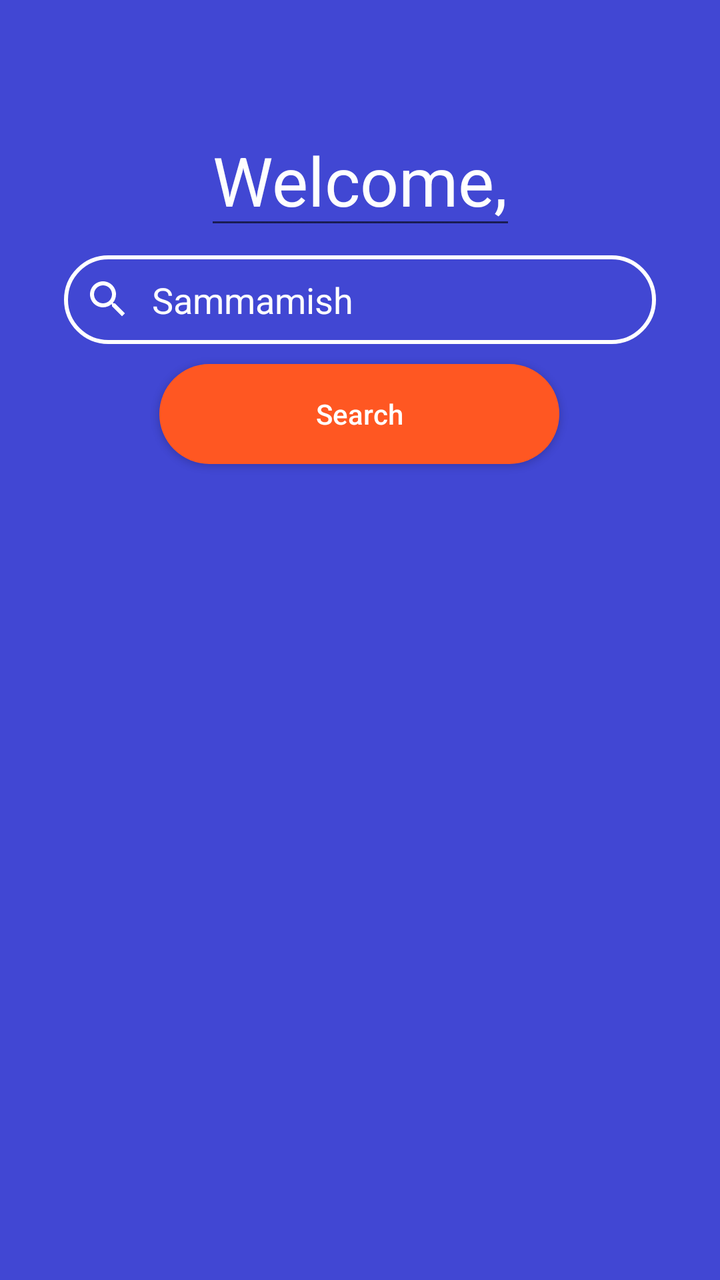
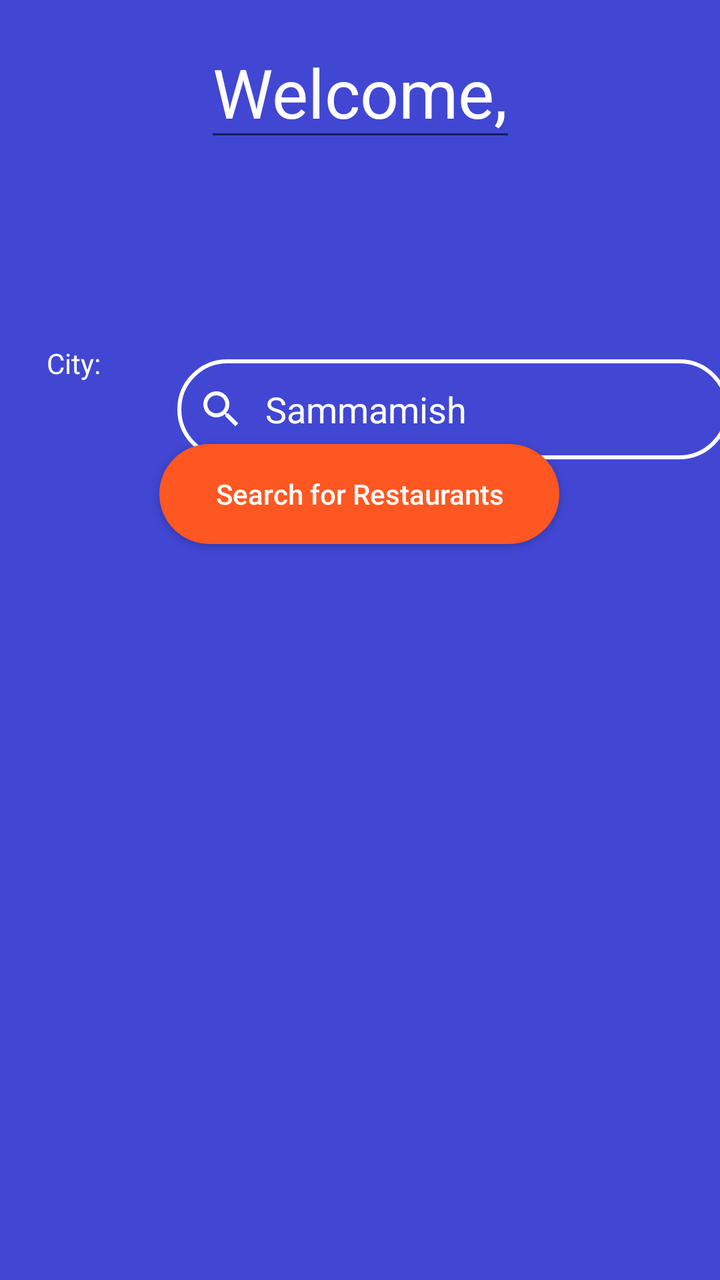

An Android layout rendered at two revisions. The XML below is the earlier revision; the diff shows what the commit changed to produce the second picture.
<!-- AndroidManifest.xml: application theme Theme.ALLERGICATEVersion2 -->
<!-- res/layout/activity_home_screen.xml -->
<?xml version="1.0" encoding="utf-8"?>
<androidx.constraintlayout.widget.ConstraintLayout xmlns:android="http://schemas.android.com/apk/res/android"
    xmlns:app="http://schemas.android.com/apk/res-auto"
    xmlns:tools="http://schemas.android.com/tools"
    android:layout_width="match_parent"
    android:layout_height="match_parent"
    android:background="#4147D3"
    tools:context=".HomeScreen">

    <com.google.android.material.textfield.TextInputEditText
        android:id="@+id/welcomeText"
        android:layout_width="wrap_content"
        android:layout_height="wrap_content"
        android:text="Welcome,"
        android:textColor="#FEFEFE"
        android:textSize="34sp"
        app:layout_constraintBottom_toBottomOf="parent"
        app:layout_constraintEnd_toEndOf="parent"
        app:layout_constraintStart_toStartOf="parent"
        app:layout_constraintTop_toTopOf="parent"
        app:layout_constraintVertical_bias="0.099" />

    <com.google.android.material.textfield.TextInputEditText
        android:id="@+id/search_bar"
        android:layout_width="0dp"
        android:layout_height="wrap_content"
        android:layout_marginStart="32dp"
        android:layout_marginTop="8dp"
        android:layout_marginEnd="32dp"
        android:background="@drawable/input_bg"
        android:drawableLeft="@drawable/baseline_search_24"
        android:drawablePadding="10dp"
        android:ems="10"
        android:hint="Search"
        android:inputType="textPersonName"
        android:paddingLeft="10dp"
        android:paddingTop="10dp"
        android:paddingRight="10dp"
        android:paddingBottom="10dp"
        android:text="Sammamish"
        android:textColor="#FEFEFE"
        android:textColorHint="#FEFEFE"
        app:layout_constraintEnd_toEndOf="parent"
        app:layout_constraintHorizontal_bias="0.0"
        app:layout_constraintStart_toStartOf="parent"
        app:layout_constraintTop_toBottomOf="@+id/welcomeText"
        tools:ignore="MissingConstraints" />

    <Button
        android:id="@+id/btnSearch"
        android:layout_width="200dp"
        android:layout_height="50dp"
        android:layout_marginStart="32dp"
        android:layout_marginEnd="32dp"
        android:layout_marginBottom="408dp"
        android:background="@drawable/btn_bg"
        android:text="Search"
        android:textAllCaps="false"
        android:textColor="@color/white"
        android:tintMode="src_in"
        app:layout_constraintBottom_toBottomOf="parent"
        app:layout_constraintEnd_toEndOf="parent"
        app:layout_constraintHorizontal_bias="0.496"
        app:layout_constraintStart_toStartOf="parent" />

</androidx.constraintlayout.widget.ConstraintLayout>
<!-- resources referenced by this layout -->
<resources>
  <color name="white">#FFFFFFFF</color>
  <!-- drawable baseline_search_24 (drawable) -->
  <vector android:autoMirrored="true" android:height="24dp"
      android:tint="#FFFFFF" android:viewportHeight="24"
      android:viewportWidth="24" android:width="24dp" xmlns:android="http://schemas.android.com/apk/res/android">
      <path android:fillColor="@android:color/white" android:pathData="M15.5,14h-0.79l-0.28,-0.27C15.41,12.59 16,11.11 16,9.5 16,5.91 13.09,3 9.5,3S3,5.91 3,9.5 5.91,16 9.5,16c1.61,0 3.09,-0.59 4.23,-1.57l0.27,0.28v0.79l5,4.99L20.49,19l-4.99,-5zM9.5,14C7.01,14 5,11.99 5,9.5S7.01,5 9.5,5 14,7.01 14,9.5 11.99,14 9.5,14z"/>
  </vector>
  <!-- drawable btn_bg (drawable) -->
  <?xml version="1.0" encoding="utf-8"?>
  <shape xmlns:android="http://schemas.android.com/apk/res/android">
  
      <solid android:color="#FFFF5722"/>
      <corners android:radius="70dp"/>
  
  
  </shape>
  <!-- drawable input_bg (drawable) -->
  <?xml version="1.0" encoding="utf-8"?>
  <shape xmlns:android="http://schemas.android.com/apk/res/android">
  
      <stroke android:color="@color/white" android:width="2dp" />
      <corners android:radius="70dp"/>
  </shape>
  <style name="Theme.ALLERGICATEVersion2" parent="Theme.AppCompat.DayNight.NoActionBar">
          
          <item name="colorPrimary">#FFFF5722</item>
          <item name="colorPrimaryVariant">@color/purple_700</item>
          <item name="colorOnPrimary">@color/white</item>
          
          <item name="colorSecondary">@color/teal_200</item>
          <item name="colorSecondaryVariant">@color/teal_700</item>
          <item name="colorOnSecondary">@color/black</item>
          
          <item name="android:statusBarColor">?attr/colorPrimaryVariant</item>
          
      </style>
  <color name="purple_700">#FF3700B3</color>
  <color name="teal_200">#FF03DAC5</color>
  <color name="teal_700">#FF018786</color>
  <color name="black">#FF000000</color>
</resources>

<!-- the commit's change to res/layout/activity_home_screen.xml (unified diff, before → after) -->
@@ -18,15 +18,13 @@
         app:layout_constraintEnd_toEndOf="parent"
         app:layout_constraintStart_toStartOf="parent"
         app:layout_constraintTop_toTopOf="parent"
-        app:layout_constraintVertical_bias="0.099" />
+        app:layout_constraintVertical_bias="0.023" />
 
     <com.google.android.material.textfield.TextInputEditText
         android:id="@+id/search_bar"
-        android:layout_width="0dp"
-        android:layout_height="wrap_content"
-        android:layout_marginStart="32dp"
-        android:layout_marginTop="8dp"
-        android:layout_marginEnd="32dp"
+        android:layout_width="276dp"
+        android:layout_height="50dp"
+        android:layout_marginTop="104dp"
         android:background="@drawable/input_bg"
         android:drawableLeft="@drawable/baseline_search_24"
         android:drawablePadding="10dp"
@@ -41,8 +39,7 @@
         android:textColor="#FEFEFE"
         android:textColorHint="#FEFEFE"
         app:layout_constraintEnd_toEndOf="parent"
-        app:layout_constraintHorizontal_bias="0.0"
-        app:layout_constraintStart_toStartOf="parent"
+        app:layout_constraintStart_toEndOf="@+id/textViewEnterCity"
         app:layout_constraintTop_toBottomOf="@+id/welcomeText"
         tools:ignore="MissingConstraints" />
 
@@ -52,9 +49,9 @@
         android:layout_height="50dp"
         android:layout_marginStart="32dp"
         android:layout_marginEnd="32dp"
-        android:layout_marginBottom="408dp"
+        android:layout_marginBottom="368dp"
         android:background="@drawable/btn_bg"
-        android:text="Search"
+        android:text="Search for Restaurants"
         android:textAllCaps="false"
         android:textColor="@color/white"
         android:tintMode="src_in"
@@ -63,4 +60,17 @@
         app:layout_constraintHorizontal_bias="0.496"
         app:layout_constraintStart_toStartOf="parent" />
 
+    <TextView
+        android:id="@+id/textViewEnterCity"
+        android:layout_width="70dp"
+        android:layout_height="32dp"
+        android:text="City:"
+        android:textColor="@color/white"
+        app:layout_constraintBottom_toBottomOf="parent"
+        app:layout_constraintEnd_toEndOf="parent"
+        app:layout_constraintHorizontal_bias="0.08"
+        app:layout_constraintStart_toStartOf="parent"
+        app:layout_constraintTop_toTopOf="parent"
+        app:layout_constraintVertical_bias="0.283" />
+
 </androidx.constraintlayout.widget.ConstraintLayout>
